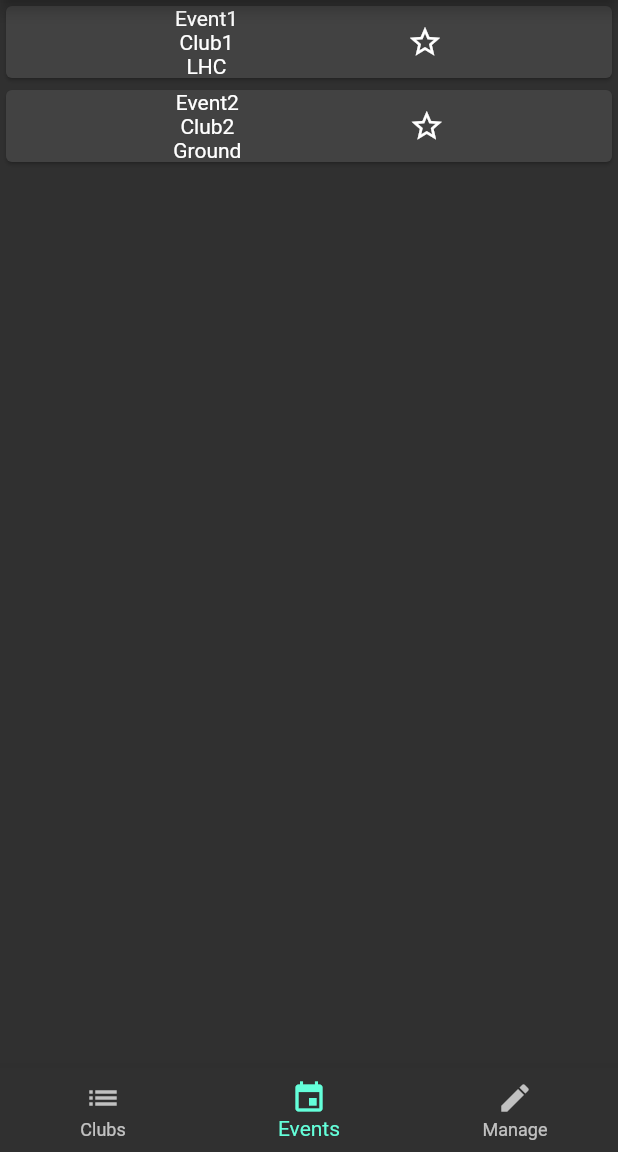
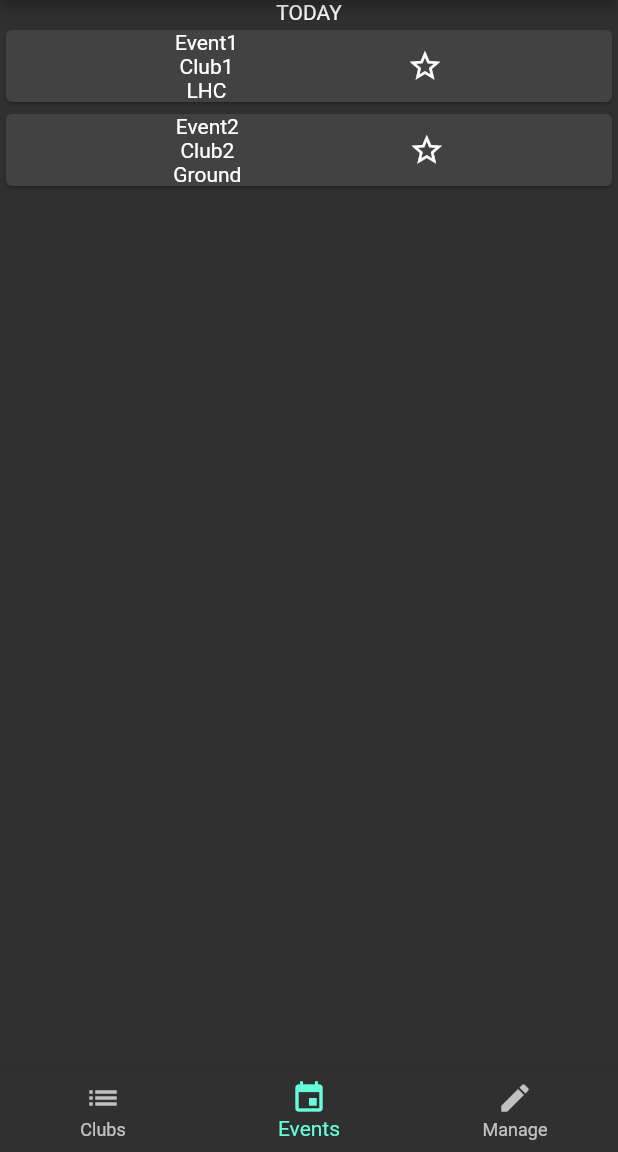
Before and after one commit to rohitagarwal0910/IITDConnectApp, a Flutter app: the screen it shows after launch, on a phone screen of 412 x 824 dp, the part 84-1236 px from its top. Run offline on Flutter 3.47's test engine with Material 2 defaults, Android fonts, the phone set to English and light mode, and no system bars.

Commit message:
Added PageView for Events

```diff
--- a/lib/events/event_card.dart
+++ b/lib/events/event_card.dart
@@ -15,11 +15,15 @@ class EventCard extends StatefulWidget {
 
 class EventCardState extends State<EventCard> {
   Event _event;
-  Icon _icon = Icon(Icons.star_border);
+  Icon _icon;
 
   @override
   void initState() {
     _event = widget.event;
+    if (_event.isStarred)
+      _icon = Icon(Icons.star);
+    else
+      _icon = Icon(Icons.star_border);
     super.initState();
   }
 
@@ -40,7 +44,11 @@ class EventCardState extends State<EventCard> {
           GestureDetector(
             onTap: () {
               setState(() {
-                _icon = Icon(Icons.star);
+                _event.isStarred = !_event.isStarred; //To be changed by API Call
+                if (_event.isStarred)
+                  _icon = Icon(Icons.star);
+                else
+                  _icon = Icon(Icons.star_border);
               });
             },
             child: _icon,
--- a/lib/events/event_list.dart
+++ b/lib/events/event_list.dart
@@ -8,6 +8,8 @@ class EventList extends StatelessWidget {
 
   EventList(this.events);
 
+  //TODO: implement EventList as ListView
+
   @override
   Widget build(BuildContext context) {
     return Column(
--- a/lib/events/events_screen.dart
+++ b/lib/events/events_screen.dart
@@ -1,6 +1,8 @@
 import 'package:flutter/material.dart';
 
-import './event_list.dart';
+import './today.dart';
+import './tomorrow.dart';
+import './upcoming.dart';
 
 // dummy event class and two dummy events
 
@@ -35,8 +37,12 @@ var uy = [dummyEvent, dummyEvent2];
 class EventsPage extends StatelessWidget {
   @override
   Widget build(BuildContext context) {
-    return Center(
-      child: EventList(events)
+    return PageView(
+      children: <Widget>[
+        TodayPage(events),
+        TomorrowPage(events),
+        UpcomingPage(events),
+      ],
     );
   }
 }
--- /dev/null
+++ b/lib/events/today.dart
@@ -0,0 +1,22 @@
+import 'package:flutter/material.dart';
+
+import './events_screen.dart';
+import './event_list.dart';
+
+class TodayPage extends StatelessWidget {
+  final List<Event> events;
+
+  TodayPage(this.events);
+
+  @override
+  Widget build(BuildContext context) {
+    return Center(
+      child: Column(
+        children: <Widget>[
+          Text('TODAY'),
+          EventList(events),
+        ],
+      ),
+    );
+  }
+}
```
Also changed, not shown: lib/events/tomorrow.dart (added, +22 -0 lines), lib/events/upcoming.dart (added, +22 -0 lines).
